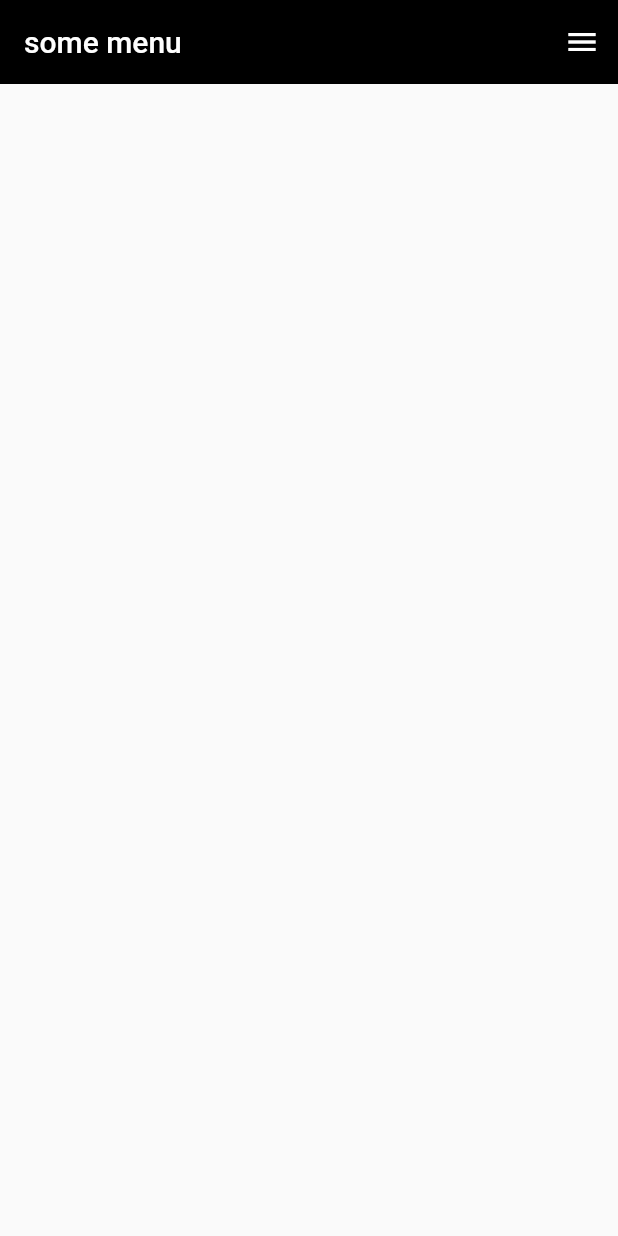
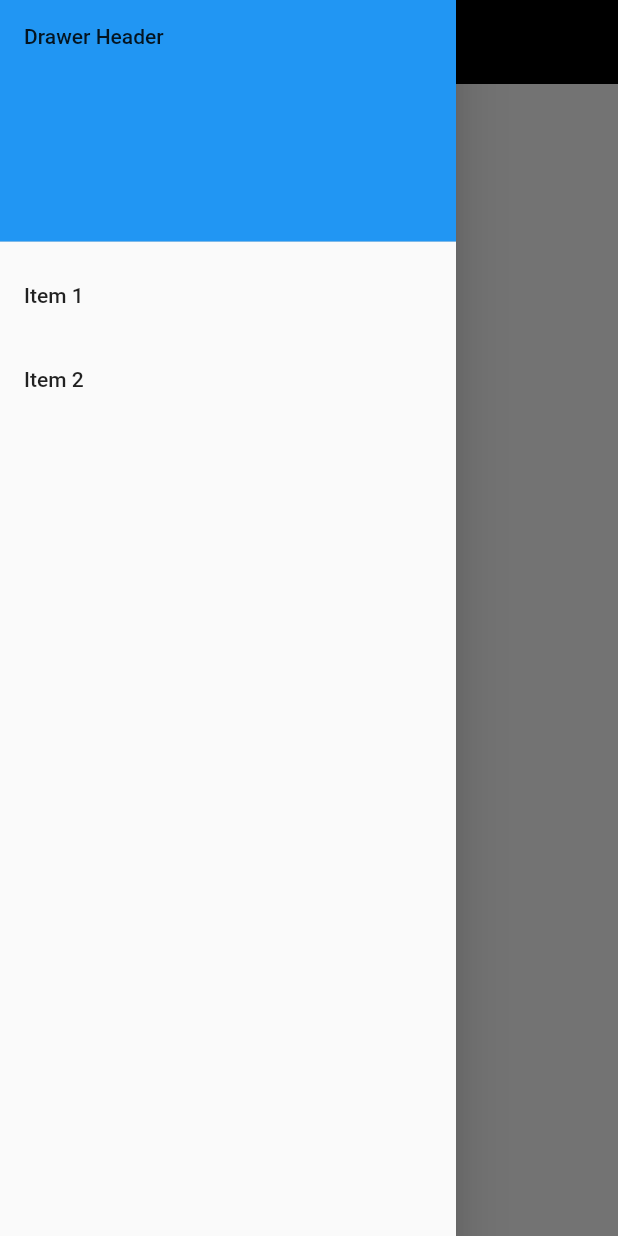
Before and after one commit to dwyl/flutter-navigation-menu-demo, a Flutter app: the screen it shows after launch, with the side drawer open (before the commit the screen has no drawer), on a phone screen of 412 x 824 dp. Run offline on Flutter 3.47's test engine with Material 2 defaults, Android fonts, the phone set to English and light mode, and no system bars.

Commit message:
feat: Basic drawer. #1

```diff
--- /dev/null
+++ b/lib/drawer_menu.dart
@@ -0,0 +1,45 @@
+import 'package:flutter/material.dart';
+
+
+class DrawerMenu extends StatelessWidget {
+  const DrawerMenu({super.key});
+
+  @override
+  Widget build(BuildContext context) {
+    return Drawer(
+        // Add a ListView to the drawer. This ensures the user can scroll
+        // through the options in the drawer if there isn't enough vertical
+        // space to fit everything.
+        child: ListView(
+          // Important: Remove any padding from the ListView.
+          padding: EdgeInsets.zero,
+          children: [
+            const DrawerHeader(
+              decoration: BoxDecoration(
+                color: Colors.blue,
+              ),
+              child: Text('Drawer Header'),
+            ),
+            ListTile(
+              title: const Text('Item 1'),
+              onTap: () {
+                // Update the state of the app
+                // ...
+                // Then close the drawer
+                Navigator.pop(context);
+              },
+            ),
+            ListTile(
+              title: const Text('Item 2'),
+              onTap: () {
+                // Update the state of the app
+                // ...
+                // Then close the drawer
+                Navigator.pop(context);
+              },
+            ),
+          ],
+        ),
+    );
+  }
+}
--- a/lib/main.dart
+++ b/lib/main.dart
@@ -1,6 +1,7 @@
+import 'package:app/drawer_menu.dart';
 import 'package:flutter/material.dart';
 
-import 'menu.dart';
+import 'sliding_menu.dart';
 
 void main() {
   runApp(const App());
@@ -81,7 +82,8 @@ class _HomePageState extends State<HomePage> with SingleTickerProviderStateMixin
         ),
         backgroundColor: Colors.black,
         elevation: 0.0,
-        automaticallyImplyLeading: false,
+        //automaticallyImplyLeading: false,
+        /*
         actions: [
           AnimatedBuilder(
             animation: _menuSlideController,
@@ -101,6 +103,7 @@ class _HomePageState extends State<HomePage> with SingleTickerProviderStateMixin
             },
           ),
         ],
+        */
       ),
       body: Stack(
         children: [
@@ -110,12 +113,13 @@ class _HomePageState extends State<HomePage> with SingleTickerProviderStateMixin
             builder: (context, child) {
               return FractionalTranslation(
                 translation: Offset(1.0 - _menuSlideController.value, 0.0),
-                child: _isMenuClosed() ? const SizedBox() : const Menu(),
+                child: _isMenuClosed() ? const SizedBox() : const SlidingMenu(),
               );
             },
           ),
         ],
       ),
+      drawer: const DrawerMenu(),
     );
   }
 }
```
Also changed, not shown: lib/menu.dart (deleted, +0 -26 lines), lib/sliding_menu.dart (added, +21 -0 lines).
